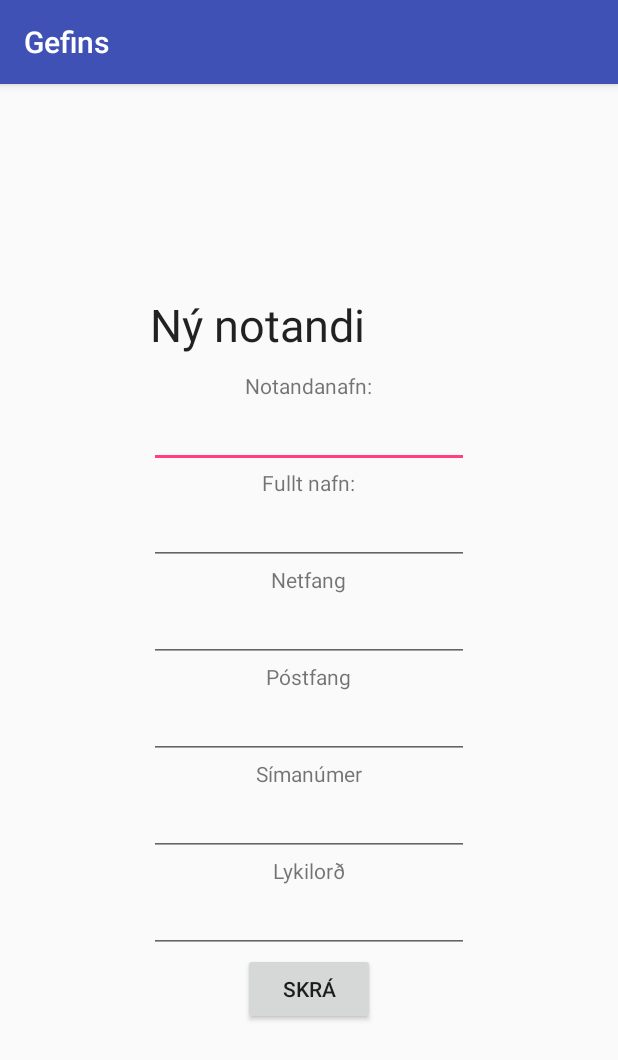
After one commit to smh28/Gefins, an Android app: the NewUserActivity screen opened directly, with no data from a screen before it, on a phone screen of 412 x 824 dp. The commit adds this screen. Shown: the top 1060 px of the screen. Run offline under Robolectric (Android 15) with nearby library versions, the phone set to English and light mode, and no system bars.

Commit message:
Viðmót til að stofna aðgang

```diff
--- a/app/src/main/AndroidManifest.xml
+++ b/app/src/main/AndroidManifest.xml
@@ -17,6 +17,8 @@
             </intent-filter>
         </activity>
         <activity android:name=".UsersiteActivity">
+		</activity>
+		<activity android:name=".NewUserActivity">
         </activity>
     </application>
 
--- a/app/src/main/java/is/hi/teymi9/gefins/MainActivity.java
+++ b/app/src/main/java/is/hi/teymi9/gefins/MainActivity.java
@@ -37,6 +37,14 @@ public class MainActivity extends AppCompatActivity {
         mUserName = (EditText) findViewById(R.id.user);
         mPsw = (EditText) findViewById(R.id.psw);
 
+        mNewUser.setOnClickListener(new View.OnClickListener(){
+            @Override
+            public void onClick(View v) {
+                    Intent intent = new Intent(MainActivity.this, NewUserActivity.class);
+                    startActivity(intent);
+            }
+        });
+
         mLogin.setOnClickListener(new View.OnClickListener(){
             @Override
             public void onClick(View v) {
--- /dev/null
+++ b/app/src/main/java/is/hi/teymi9/gefins/NewUserActivity.java
@@ -0,0 +1,78 @@
+package is.hi.teymi9.gefins;
+
+import android.content.Intent;
+import android.os.Bundle;
+import android.support.v7.app.AppCompatActivity;
+import android.view.View;
+import android.widget.Button;
+import android.widget.EditText;
+import android.widget.Toast;
+
+import is.hi.teymi9.gefins.service.UserService;
+
+
+/**
+ *
+ */
+
+public class NewUserActivity extends AppCompatActivity {
+
+    private Button mSkra;
+    private EditText mUserName;
+    private EditText mEmail;
+    private EditText mPhoneNumber;
+    private EditText mPassword;
+    private EditText mZip;
+    private EditText mFullName;
+    private String fullName;
+    private String email;
+    private String phone;
+    private String password;
+    private String userName;
+    private int zip;
+    private UserService userService = new UserService();
+    private String val;
+
+
+    @Override
+    protected void onCreate(Bundle savedInstanceState) {
+        super.onCreate(savedInstanceState);
+        setContentView(R.layout.new_user);
+
+        mSkra = (Button) findViewById(R.id.skra);
+        mUserName = (EditText) findViewById(R.id.userName);
+        mEmail = (EditText) findViewById(R.id.email);
+        mPhoneNumber = (EditText) findViewById(R.id.phone);
+        mZip = (EditText) findViewById(R.id.zip);
+        mPassword = (EditText) findViewById(R.id.password);
+        mFullName = (EditText) findViewById(R.id.fullName);
+
+        mSkra.setOnClickListener(new View.OnClickListener(){
+            @Override
+            public void onClick(View v) {
+                userName = mUserName.getText().toString();
+                password = mPassword.getText().toString();
+                phone = mPhoneNumber.getText().toString();
+                fullName = mFullName.getText().toString();
+                zip = Integer.parseInt(mZip.getText().toString());
+
+                // validate
+                val = userService.validateUser(userName,fullName,password,zip,phone);
+
+                // ef val er null þá búum við til notanda annars köstum við villu
+                if(val == null){
+                    userService.addUser(userName,fullName,password,phone,zip,email);
+                    Intent intent = new Intent(NewUserActivity.this, MainActivity.class);
+                    startActivity(intent);
+                }
+                else {
+                    Toast.makeText(NewUserActivity.this,
+                            val,
+                            Toast.LENGTH_SHORT).show();
+                }
+            }
+        });
+
+    }
+
+}
--- a/app/src/main/java/is/hi/teymi9/gefins/repository/UserRepository.java
+++ b/app/src/main/java/is/hi/teymi9/gefins/repository/UserRepository.java
@@ -1,10 +1,8 @@
 package is.hi.teymi9.gefins.repository;
 
 import android.util.Log;
-
 import java.util.ArrayList;
 import java.util.List;
-
 import is.hi.teymi9.gefins.model.User;
 
 /**
@@ -15,18 +13,24 @@ import is.hi.teymi9.gefins.model.User;
 public class UserRepository extends User {
 
     private ArrayList<User> userList = new ArrayList<User>();
-
+    private User newUser;
 
     public List<User> getAll(){
 
-
         User user = new User("olla", "Olof Frida Magnusdottir", "olla@hi.is", "1234567", "olla", 200, "Sturlugata 2", true);
-
         User user2 = new User("sandra", "Sandra Mar Huldudottir", "sandra@hi.is", "1234567", "sandra", 201, "Sturlugata 3", false);
 
         userList.add(user);
         userList.add(user2);
+        if(newUser != null) {
+            userList.add(newUser);
+        }
         System.out.println("getAll() aðferð í UserRepository: " + userList);
         return userList;
     }
+
+    public void addUser(String username, String fullName, String email, String phone,
+                        String password,int zip, String address) {
+        newUser = new User(username, fullName, email, phone, password, zip,address, false);
+    }
 }
--- a/app/src/main/java/is/hi/teymi9/gefins/service/UserService.java
+++ b/app/src/main/java/is/hi/teymi9/gefins/service/UserService.java
@@ -23,6 +23,11 @@ public class UserService {
     }
 
 
+    public void addUser(String userName, String fullName, String password,
+                        String phone, int zip, String email){
+        allUsers.addUser(userName,fullName,email,phone,password,zip,"address");
+    }
+
     public Boolean isUser(String userName, String passw){
         userList = getAllUsers();
 
@@ -36,5 +41,17 @@ public class UserService {
         return false;
     }
 
+    private String validation;
+
+    public String validateUser(String userName, String fullName, String psw, int zip, String phone) {
+        // Athuga hvort notendanafn sé nú þegar til
+        // Athuga hvort lykilorðið sé nógu gott
+        // Athuga hvort póstfang sé rétt
+        // Athuga hvort símanúmer sé gilt
+        // Athuga hvort fullt nafn sé rétt út fyllt
+
+        return validation;
+    }
+
 
 }
--- /dev/null
+++ b/app/src/main/res/layout/new_user.xml
@@ -0,0 +1,138 @@
+<?xml version="1.0" encoding="utf-8"?>
+<LinearLayout xmlns:android="http://schemas.android.com/apk/res/android"
+    xmlns:app="http://schemas.android.com/apk/res-auto"
+    xmlns:tools="http://schemas.android.com/tools"
+    android:layout_width="match_parent"
+    android:layout_height="match_parent"
+    android:gravity="center"
+    android:orientation="vertical">
+
+
+    <TextView
+        android:id="@+id/texti1"
+        android:layout_width="211dp"
+        android:layout_height="51dp"
+        android:text="Ný notandi"
+        android:textAppearance="@style/TextAppearance.AppCompat"
+        android:textSize="30sp"
+        tools:layout_editor_absoluteX="87dp"
+        tools:layout_editor_absoluteY="28dp" />
+
+    <TextView
+        android:id="@+id/textView2"
+        android:layout_width="wrap_content"
+        android:layout_height="wrap_content"
+        android:text="@string/notandanafn"
+        tools:layout_editor_absoluteX="85dp"
+        tools:layout_editor_absoluteY="109dp" />
+
+    <EditText
+        android:id="@+id/userName"
+        android:layout_width="wrap_content"
+        android:layout_height="wrap_content"
+        android:ems="10"
+        android:inputType="textPersonName"
+        tools:layout_editor_absoluteX="85dp"
+        tools:layout_editor_absoluteY="128dp" />
+
+    <TextView
+        android:id="@+id/textView3"
+        android:layout_width="wrap_content"
+        android:layout_height="wrap_content"
+        android:text="Fullt nafn:"
+        tools:layout_editor_absoluteX="85dp"
+        tools:layout_editor_absoluteY="209dp" />
+
+
+    <EditText
+        android:id="@+id/fullName"
+        android:layout_width="wrap_content"
+        android:layout_height="wrap_content"
+        android:ems="10"
+        android:inputType="text"
+        tools:layout_editor_absoluteX="85dp"
+        tools:layout_editor_absoluteY="232dp" />
+
+    <TextView
+        android:id="@+id/textView4"
+        android:layout_width="wrap_content"
+        android:layout_height="wrap_content"
+        android:text="Netfang"
+        tools:layout_editor_absoluteX="85dp"
+        tools:layout_editor_absoluteY="209dp" />
+
+
+    <EditText
+        android:id="@+id/email"
+        android:layout_width="wrap_content"
+        android:layout_height="wrap_content"
+        android:ems="10"
+        android:inputType="textEmailAddress"
+        tools:layout_editor_absoluteX="85dp"
+        tools:layout_editor_absoluteY="232dp" />
+
+    <TextView
+        android:id="@+id/textView7"
+        android:layout_width="wrap_content"
+        android:layout_height="wrap_content"
+        android:text="Póstfang"
+        tools:layout_editor_absoluteX="85dp"
+        tools:layout_editor_absoluteY="209dp" />
+
+    <EditText
+        android:id="@+id/zip"
+        android:layout_width="wrap_content"
+        android:layout_height="wrap_content"
+        android:ems="10"
+        android:inputType="number"
+        tools:layout_editor_absoluteX="85dp"
+        tools:layout_editor_absoluteY="232dp" />
+
+
+
+    <TextView
+        android:id="@+id/textView5"
+        android:layout_width="wrap_content"
+        android:layout_height="wrap_content"
+        android:text="Símanúmer"
+        tools:layout_editor_absoluteX="85dp"
+        tools:layout_editor_absoluteY="209dp" />
+
+
+    <EditText
+        android:id="@+id/phone"
+        android:layout_width="wrap_content"
+        android:layout_height="wrap_content"
+        android:ems="10"
+        android:inputType="text"
+        tools:layout_editor_absoluteX="85dp"
+        tools:layout_editor_absoluteY="232dp" />
+
+    <TextView
+        android:id="@+id/textView6"
+        android:layout_width="wrap_content"
+        android:layout_height="wrap_content"
+        android:text="Lykilorð"
+        tools:layout_editor_absoluteX="85dp"
+        tools:layout_editor_absoluteY="209dp" />
+
+
+    <EditText
+        android:id="@+id/password"
+        android:layout_width="wrap_content"
+        android:layout_height="wrap_content"
+        android:ems="10"
+        android:inputType="textPassword"
+        tools:layout_editor_absoluteX="85dp"
+        tools:layout_editor_absoluteY="232dp" />
+
+    <Button
+        android:id="@+id/skra"
+        android:layout_width="wrap_content"
+        android:layout_height="wrap_content"
+        android:text="Skrá"
+        tools:layout_editor_absoluteX="148dp"
+        tools:layout_editor_absoluteY="301dp" />
+
+
+</LinearLayout>
```
